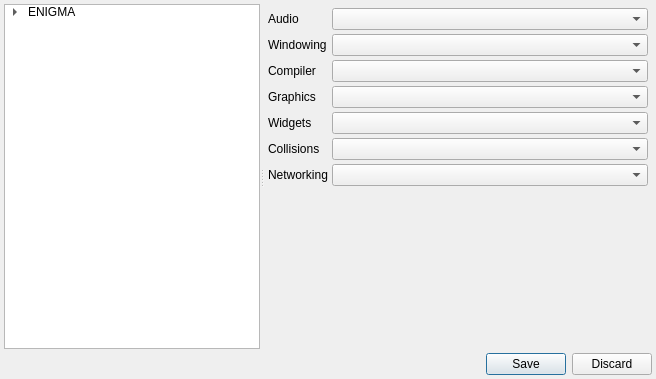
Before: the Qt Designer form Editors/SettingsEditor.ui in enigma-dev/RadialGM, drawn with Qt 5.
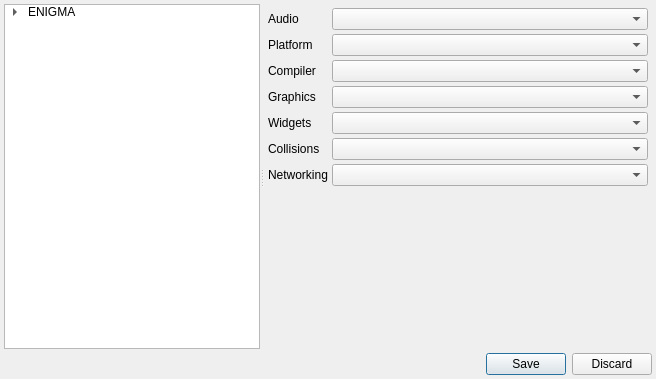
After: the same form once the commit is applied. Icons and pictures are not drawn.

```diff
--- a/Editors/SettingsEditor.ui
+++ b/Editors/SettingsEditor.ui
@@ -120,7 +120,7 @@
         <item row="1" column="0">
          <widget class="QLabel" name="windowingLabel">
           <property name="text">
-           <string>Windowing</string>
+           <string>Platform</string>
           </property>
          </widget>
         </item>
```
Left out of the diff: 16 changed lines with no effect on the pictures.
